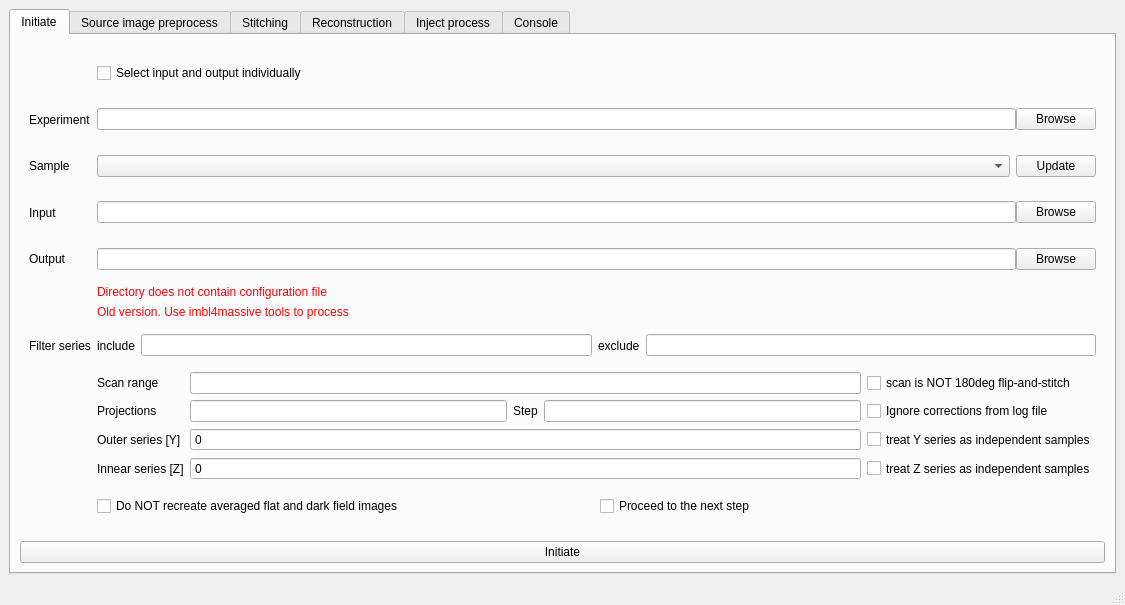
Qt form share/imblproc/imbl-ui.ui (AustralianSynchrotron/imblproc) before a commit.
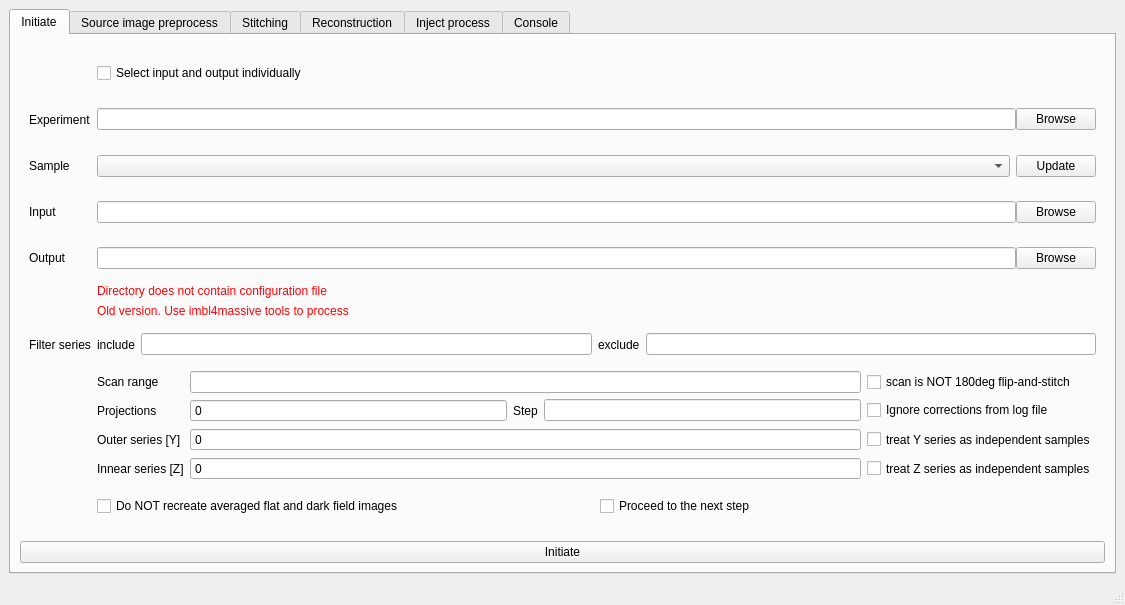
The same form after that commit. Icons and pictures are not drawn.

Diff of the .ui file:
```diff
--- a/share/imblproc/imbl-ui.ui
+++ b/share/imblproc/imbl-ui.ui
@@ -414,19 +414,16 @@
              <item row="1" column="1">
               <layout class="QHBoxLayout" name="horizontalLayout_14">
                <item>
-                <widget class="QLineEdit" name="projections">
-                 <property name="sizePolicy">
-                  <sizepolicy hsizetype="Minimum" vsizetype="Fixed">
-                   <horstretch>0</horstretch>
-                   <verstretch>0</verstretch>
-                  </sizepolicy>
-                 </property>
-                 <property name="toolTip">
-                  <string>Total number of projections in the scan. Read from acquisition configuration file and, if existing and not ignored, log file.</string>
-                 </property>
+                <widget class="QSpinBox" name="projections">
                  <property name="readOnly">
                   <bool>true</bool>
                  </property>
+                 <property name="buttonSymbols">
+                  <enum>QAbstractSpinBox::NoButtons</enum>
+                 </property>
+                 <property name="maximum">
+                  <number>999999999</number>
+                 </property>
                 </widget>
                </item>
                <item>
```
Left out of the diff: 5 changed lines with no effect on the pictures.
